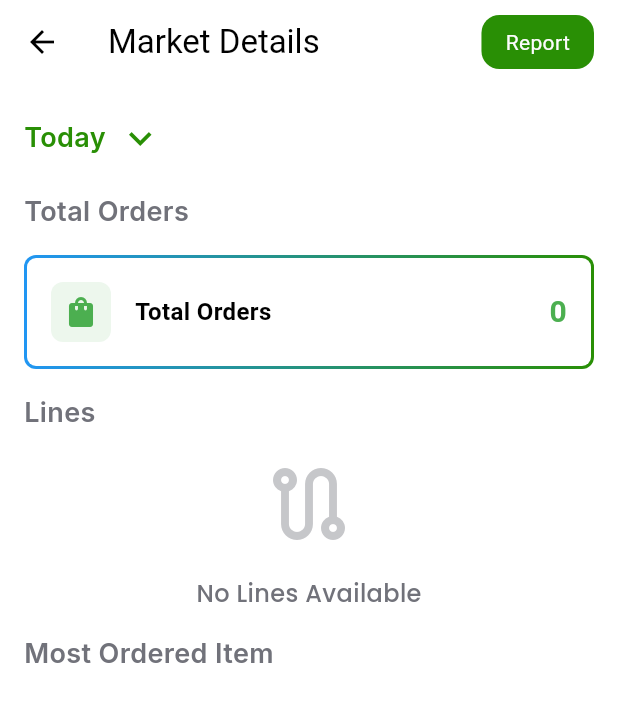
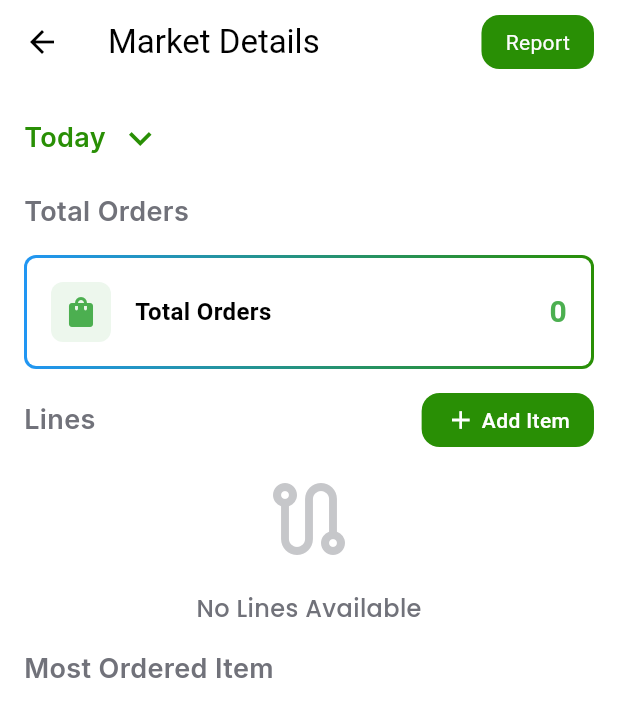
Before and after one commit to Sakthi-dev-0802/easy_order, a Flutter app: the HomePage screen opened by its route, on a phone screen of 412 x 824 dp. Shown: the top 717 px of the screen. Run offline on Flutter 3.47's test engine with Material 3 defaults, Android fonts, the light colour scheme and no system bars; our stand-ins replace auto_route, cloud_firestore, firebase_auth, firebase_core, flutter_riverpod, flutter_secure_storage and 2 more; missing offline and left inert: flutter_date_range_picker; accounts and stored records are empty.

Commit message:
add item implementation

```diff
--- a/lib/app/firebase_services/services/items_service.dart
+++ b/lib/app/firebase_services/services/items_service.dart
@@ -24,4 +24,25 @@ class ItemsService with FirestoreService {
     final snapshot = await _itemDefaultsCollection.doc(itemId).get();
     return ItemsModel.fromMap(snapshot.data() as Map<String, dynamic>);
   }
+
+  Future<void> createItem(ItemsModel item) async {
+    await FirestoreService.performFirestoreOperation(() async {
+      // Create minimal item for 'items' collection
+      // Only: name, noOfPack (0), packType (BOX), quantity (0), uid
+      final minimalItem = {
+        'uid': item.uid,
+        'item': item.itemName,
+        'noOfPack': 0,
+        'packType': item.packType,
+        'quantity': 0,
+      };
+
+      // Store all values in 'itemsDefaultValue' collection
+      final defaultItem = item.toMap();
+
+      // Save to both collections
+      await _itemsCollection.doc(item.uid).set(minimalItem);
+      await _itemDefaultsCollection.doc(item.uid).set(defaultItem);
+    }, 'creating item with id: ${item.uid}');
+  }
 }
--- a/lib/app/firebase_services/services/order_service.dart
+++ b/lib/app/firebase_services/services/order_service.dart
@@ -232,8 +232,8 @@ class OrderService with FirestoreService {
     required DateTime orderDate,
   }) async {
     await FirestoreService.performFirestoreOperation(() async {
-      final startOfDay = DateTime(
-          orderDate.year, orderDate.month, orderDate.day);
+      final startOfDay =
+          DateTime(orderDate.year, orderDate.month, orderDate.day);
       final endOfDay = startOfDay.add(const Duration(days: 1));
 
       // Find today's order for the client
--- a/lib/app/screens/home/home_screen.dart
+++ b/lib/app/screens/home/home_screen.dart
@@ -102,7 +102,13 @@ class _HomePageState extends ConsumerState<HomePage> {
                   _buildDropDownFilter(),
                   const TitleComponent(title: "Total Orders"),
                   const OrderDetailContainer(),
-                  const TitleComponent(title: "Lines"),
+                  Row(
+                    mainAxisAlignment: MainAxisAlignment.spaceBetween,
+                    children: [
+                      const TitleComponent(title: "Lines"),
+                      _buildAddItemButton(context),
+                    ],
+                  ),
                   const LinesList(),
                   const TitleComponent(title: "Most Ordered Item"),
                   mostOrderedAsync.when(
@@ -187,4 +193,35 @@ class _HomePageState extends ConsumerState<HomePage> {
       return start!;
     }
   }
+
+  Widget _buildAddItemButton(BuildContext context) => GestureDetector(
+        onTap: () => context.router.navigate(AppRoutes.addItemPage),
+        child: Container(
+          decoration: BoxDecoration(
+            borderRadius: BorderRadius.circular(radius12),
+            color: AppColor.buttonGreen,
+          ),
+          child: Padding(
+            padding: const EdgeInsets.symmetric(horizontal: 16, vertical: 8),
+            child: Row(
+              mainAxisSize: MainAxisSize.min,
+              children: [
+                const Icon(
+                  Icons.add,
+                  color: Colors.white,
+                  size: 20,
+                ),
+                const SizedBox(width: 4),
+                const Text(
+                  "Add Item",
+                  style: TextStyle(
+                    color: Colors.white,
+                    fontWeight: FontWeight.w500,
+                  ),
+                ),
+              ],
+            ),
+          ),
+        ),
+      );
 }
--- a/lib/routes/app_routes.dart
+++ b/lib/routes/app_routes.dart
@@ -47,4 +47,7 @@ class AppRoutes {
   //Load Report Route
   static loadReportPage(String lineId, String lineName) =>
       LoadReportRoute(lineId: lineId, lineName: lineName);
+
+  //Add Item Route
+  static get addItemPage => const AddItemRoute();
 }
--- a/lib/routes/router.dart
+++ b/lib/routes/router.dart
@@ -65,5 +65,9 @@ class AppRouter extends $AppRouter {
       page: LoadReportRoute.page,
       path: '/loadreport',
     ),
+    AutoRoute(
+      page: AddItemRoute.page,
+      path: '/additem',
+    ),
   ];
 }
```
Also changed, not shown: lib/app/screens/items/add_item_screen.dart (added, +154 -0 lines), lib/app/screens/items/state/item_notifier.dart (added, +43 -0 lines), lib/app/screens/load_report/state/load_report_notifier.dart (+8 -4 lines), lib/app/screens/splash/splash_screen.dart (line endings or trailing spaces), lib/routes/router.gr.dart.
